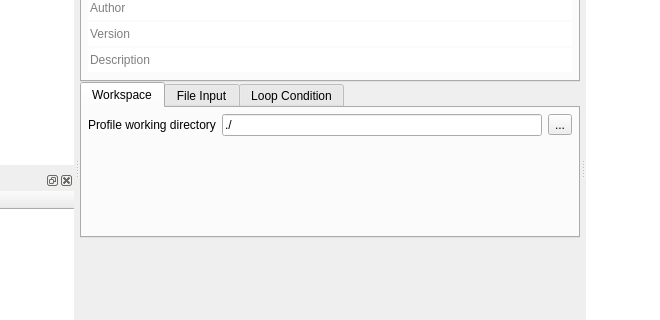
karakirimu/AutoBatchTools, file src/ProfileEditor/profileeditor.ui: the form before one commit; both pictures show x 182 to 842 and y 111 to 431 of the 1024 by 768 pixel window.
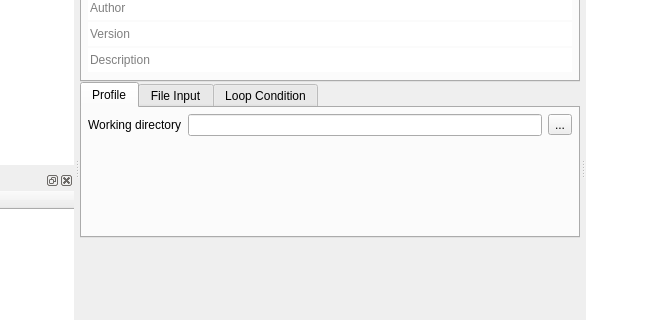
The form after the commit. The open tabs and pages were chosen to show the change. Icons and pictures are not drawn. Custom widgets are drawn as their Qt base class.

Commit message: [Update] Change display text.

```diff
--- a/src/ProfileEditor/profileeditor.ui
+++ b/src/ProfileEditor/profileeditor.ui
@@ -209,7 +209,7 @@
           </property>
           <widget class="QWidget" name="workspace">
            <attribute name="title">
-            <string>Workspace</string>
+            <string>Profile</string>
            </attribute>
            <layout class="QVBoxLayout" name="verticalLayout_22">
             <property name="leftMargin">
@@ -229,14 +229,14 @@
               <item row="0" column="0">
                <widget class="QLabel" name="label_5">
                 <property name="text">
-                 <string>Profile working directory</string>
+                 <string>Working directory</string>
                 </property>
                </widget>
               </item>
               <item row="0" column="1">
                <widget class="QLineEdit" name="workingDirectoryLineEdit">
                 <property name="text">
-                 <string>./</string>
+                 <string/>
                 </property>
                </widget>
               </item>
```
Left out of the diff: 2 changed lines with no effect on the pictures. The commit also changes 1 other file.
